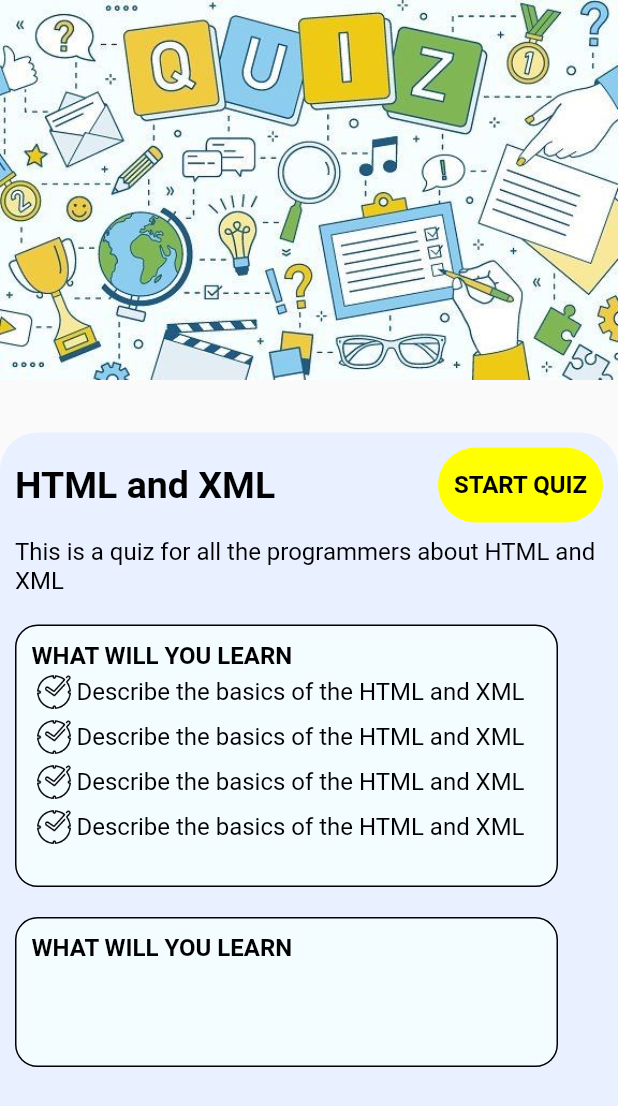
After one commit to doanhduy199819/ipa, a Flutter app: the QuizDiscription screen opened directly, on a phone screen of 412 x 824 dp. The commit adds this screen. Shown: the top 1106 px of the screen. Run offline on Flutter 3.47's test engine with Material 2 defaults, Android fonts, the phone set to English and light mode, and no system bars; our stand-ins replace simple_shadow, smooth_page_indicator; Roboto replaces fonts that are missing (Arial).

Commit message:
Code UI: Quiz description

```diff
--- /dev/null
+++ b/lib/pages/quizz_screen/quiz_discription.dart
@@ -0,0 +1,325 @@
+import 'package:flutter/material.dart';
+import 'package:flutter_interview_preparation/objects/QuizTopic.dart';
+import 'package:flutter_interview_preparation/pages/quizz_screen/quizz_page.dart';
+import 'package:flutter_interview_preparation/pages/quizz_screen/quizz_topic.dart';
+
+class QuizDiscription extends StatefulWidget {
+  const QuizDiscription({super.key});
+
+  @override
+  State<QuizDiscription> createState() => _QuizDiscriptionState();
+}
+
+class _QuizDiscriptionState extends State<QuizDiscription> {
+  @override
+  Widget build(BuildContext context) {
+    Size size = MediaQuery.of(context).size;
+    String title = "HTML and XML";
+
+    String description =
+        "This is a quiz for all the programmers about HTML and XML";
+    return Scaffold(
+      body: Stack(
+        children: <Widget>[
+          BackgroundImage(
+              link_image: "assets/images/QuizDescription__BackgroundImage.png"),
+          SingleChildScrollView(
+              child: Column(
+            children: [
+              Container(height: size.height * 0.35),
+              Stack(
+                children: [
+                  Container(
+                    height: size.height,
+                    decoration: BoxDecoration(
+                      color: Color.fromRGBO(233, 240, 255, 1),
+                      borderRadius: BorderRadius.circular(25),
+                    ),
+                  ),
+                  Column(
+                    crossAxisAlignment: CrossAxisAlignment.start,
+                    children: [
+                      Row(children: [TitleQuiz(title: title), ButtonStart()]),
+                      DescriptionQuiz(description: description),
+                      BoxWhatYouWillLearn(size: size),
+                      BoxSkill(size: size),
+                    ],
+                  )
+                ],
+              )
+            ],
+          ))
+        ],
+      ),
+    );
+  }
+}
+
+class BoxSkill extends StatelessWidget {
+  const BoxSkill({
+    super.key,
+    required this.size,
+  });
+
+  final Size size;
+
+  @override
+  Widget build(BuildContext context) {
+    return Container(
+      margin: EdgeInsets.only(left: 10, top: 20),
+      padding: EdgeInsets.only(left: 10, top: 10),
+      height: 100,
+      width: size.width - 50,
+      decoration: BoxDecoration(
+          color: Color.fromRGBO(243, 252, 255, 1),
+          border: Border.all(width: 1.0, color: Colors.black),
+          borderRadius: BorderRadius.circular(15)),
+      child: Column(
+        crossAxisAlignment: CrossAxisAlignment.start,
+        children: [
+          Text(
+            "WHAT WILL YOU LEARN",
+            style: TextStyle(
+              decoration: TextDecoration.none,
+              color: Colors.black,
+              fontSize: 16.0,
+              fontWeight: FontWeight.bold,
+              fontFamily: "Arial",
+            ),
+          )
+        ],
+      ),
+    );
+  }
+}
+
+class BoxWhatYouWillLearn extends StatelessWidget {
+  const BoxWhatYouWillLearn({
+    super.key,
+    required this.size,
+  });
+
+  final Size size;
+
+  @override
+  Widget build(BuildContext context) {
+    return Container(
+      margin: EdgeInsets.only(left: 10, top: 20),
+      padding: EdgeInsets.only(left: 10, top: 10),
+      height: 175,
+      width: size.width - 50,
+      decoration: BoxDecoration(
+          color: Color.fromRGBO(243, 252, 255, 1),
+          border: Border.all(width: 1.0, color: Colors.black),
+          borderRadius: BorderRadius.circular(15)),
+      child: Column(crossAxisAlignment: CrossAxisAlignment.start, children: [
+        Text(
+          "WHAT WILL YOU LEARN",
+          style: TextStyle(
+            decoration: TextDecoration.none,
+            color: Colors.black,
+            fontSize: 16.0,
+            fontWeight: FontWeight.bold,
+            fontFamily: "Arial",
+          ),
+        ),
+        ShowList(text: "Describe the basics of the HTML and XML"),
+        ShowList(text: "Describe the basics of the HTML and XML"),
+        ShowList(text: "Describe the basics of the HTML and XML"),
+        ShowList(text: "Describe the basics of the HTML and XML"),
+      ]),
+    );
+  }
+}
+
+class DescriptionQuiz extends StatelessWidget {
+  const DescriptionQuiz({
+    super.key,
+    required this.description,
+  });
+
+  final String description;
+
+  @override
+  Widget build(BuildContext context) {
+    return Container(
+      padding: EdgeInsets.only(top: 10, left: 10),
+      child: Text(
+        description,
+        style: TextStyle(
+          decoration: TextDecoration.none,
+          color: Colors.black,
+          fontSize: 16.0,
+          fontWeight: FontWeight.normal,
+          fontFamily: "Arial",
+        ),
+      ),
+    );
+  }
+}
+
+class ButtonStart extends StatelessWidget {
+  const ButtonStart({
+    super.key,
+  });
+
+  @override
+  Widget build(BuildContext context) {
+    return InkWell(
+      // onTap: () {
+      //   Navigator.push(
+      //     context,
+      //     MaterialPageRoute(
+      //       fullscreenDialog: false,
+      //       builder: (context) => ????;
+      //     ),
+      //   );
+      // },
+      child: Container(
+        margin: EdgeInsets.only(top: 10),
+        height: 50,
+        width: 110,
+        decoration: BoxDecoration(
+            color: Colors.yellowAccent,
+            borderRadius: BorderRadius.circular(50)),
+        child: Align(
+          alignment: Alignment.center,
+          child: Text(
+            "START QUIZ",
+            style: TextStyle(
+              decoration: TextDecoration.none,
+              color: Colors.black,
+              fontSize: 16.0,
+              fontWeight: FontWeight.bold,
+              fontFamily: "Arial",
+            ),
+          ),
+        ),
+      ),
+    );
+  }
+}
+
+class TitleQuiz extends StatelessWidget {
+  const TitleQuiz({
+    super.key,
+    required this.title,
+  });
+
+  final String title;
+
+  @override
+  Widget build(BuildContext context) {
+    Size size = MediaQuery.of(context).size;
+    return Container(
+      padding: EdgeInsets.only(top: 10, left: 10),
+      width: size.width - 120,
+      child: Text(
+        title,
+        style: TextStyle(
+          decoration: TextDecoration.none,
+          color: Colors.black,
+          fontSize: 25.0,
+          fontWeight: FontWeight.bold,
+          fontFamily: "Arial",
+        ),
+      ),
+    );
+  }
+}
+
+class ShowList extends StatelessWidget {
+  const ShowList({
+    super.key,
+    required this.text,
+  });
+
+  final String text;
+
+  @override
+  Widget build(BuildContext context) {
+    return Row(
+      children: [
+        Container(
+          height: 30,
+          width: 30,
+          decoration: BoxDecoration(
+            image: DecorationImage(
+                image: AssetImage("assets/images/list.png"),
+                fit: BoxFit.scaleDown),
+          ),
+        ),
+        Expanded(
+            child: Text(text,
+                style: TextStyle(
+                  decoration: TextDecoration.none,
+                  color: Colors.black,
+                  fontSize: 16.0,
+                  fontWeight: FontWeight.normal,
+                  fontFamily: "Arial",
+                )))
+      ],
+    );
+  }
+}
+
+class ImageStar extends StatelessWidget {
+  const ImageStar({super.key, required this.size});
+  final double size;
+  @override
+  Widget build(BuildContext context) {
+    return Container(
+      height: size,
+      width: size,
+      decoration: BoxDecoration(
+        image: DecorationImage(
+          image: AssetImage("assets/icons/star.png"),
+          fit: BoxFit.scaleDown,
+        ),
+      ),
+    );
+  }
+}
+
+class ImageHaftStar extends StatelessWidget {
+  const ImageHaftStar({super.key, required this.size});
+  final double size;
+  @override
+  Widget build(BuildContext context) {
+    return Container(
+      height: size,
+      width: size,
+      decoration: BoxDecoration(
+        image: DecorationImage(
+          image: AssetImage("assets/icons/haft_star.png"),
+          fit: BoxFit.scaleDown,
+        ),
+      ),
+    );
+  }
+}
+
+class BackgroundImage extends StatelessWidget {
+  const BackgroundImage({
+    super.key,
+    required this.link_image,
+  });
+
+  final String link_image;
+
+  @override
+  Widget build(BuildContext context) {
+    // image size : height->576, width->354
+    Size size = MediaQuery.of(context).size;
+
+    return Container(
+      decoration: BoxDecoration(
+        image: DecorationImage(
+          alignment: Alignment.topCenter,
+          image: AssetImage(link_image),
+          fit: BoxFit.scaleDown,
+        ),
+      ),
+    );
+  }
+}
--- a/lib/pages/quizz_screen/quizz_topic.dart
+++ b/lib/pages/quizz_screen/quizz_topic.dart
@@ -1,7 +1,7 @@
-
 import 'package:flutter/material.dart';
 import 'package:flutter_interview_preparation/objects/QuizSet.dart';
 import 'package:flutter_interview_preparation/objects/QuizTopic.dart';
+import 'package:flutter_interview_preparation/pages/quizz_screen/quiz_discription.dart';
 import 'package:flutter_interview_preparation/values/Quizz_Screen_Assets.dart';
 import '../../values/Home_Screen_Assets.dart';
 import '../../values/Quizz_Screen_Fonts.dart';
@@ -80,7 +80,17 @@ class _QuizTopicScreenState extends State<QuizTopicScreen> {
         numberOfQuizzDone++;
       }
     }
-    return Column(
+    return InkWell(
+      onTap: () {
+        Navigator.push(
+          context,
+          MaterialPageRoute(
+            fullscreenDialog: false,
+            builder: (context) => const QuizDiscription(),
+          ),
+        );
+      },
+      child: Column(
         children: [
           Row(
             mainAxisAlignment: MainAxisAlignment.spaceEvenly,
@@ -131,6 +141,7 @@ class _QuizTopicScreenState extends State<QuizTopicScreen> {
           ),
           const SizedBox(height: 20),
         ],
+      ),
     );
   }
 }
--- a/pubspec.yaml
+++ b/pubspec.yaml
@@ -47,6 +47,11 @@ dev_dependencies:
   # package. See that file for information about deactivating specific lint
   # rules and activating additional ones.
   flutter_lints: ^2.0.0
+  cupertino_icons: ^1.0.2
+  cloud_firestore: ^3.5.0
+  firebase_auth: ^3.3.7
+  firebase_core: ^1.10.6
+  datetime_picker_formfield: ^2.0.1
 
 # For information on the generic Dart part of this file, see the
 # following page: https://dart.dev/tools/pub/pubspec
```
Also changed, not shown: assets/images/QuizDescription__BackgroundImage.png (added), assets/images/list.png (added), pubspec.lock, 2 other files. Lines whose indentation alone changed are shown as unchanged.
